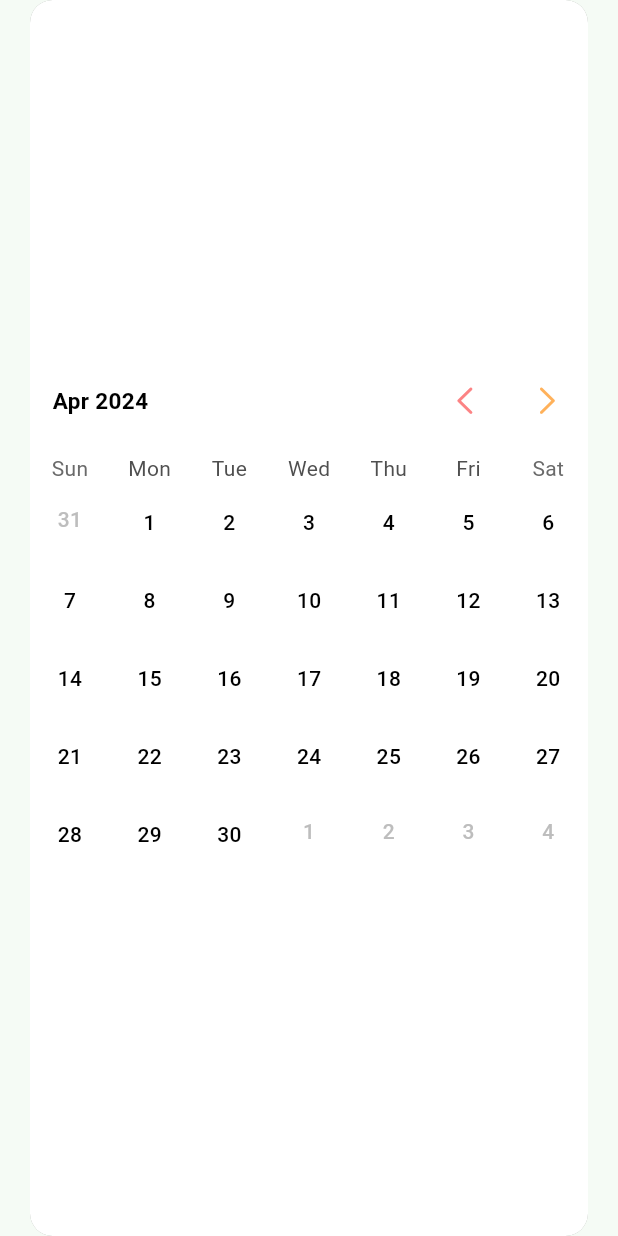
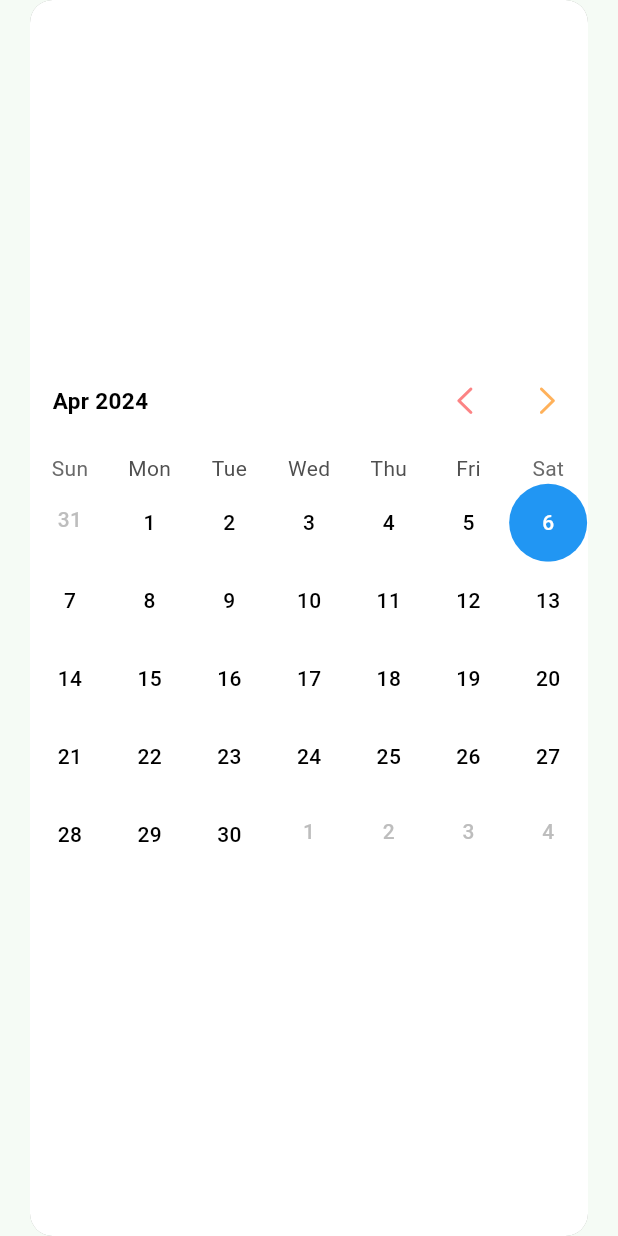
Before and after one commit to UnidboxIT/UnidboxApp, a Flutter app: the MonthlyCalendarViewWidget widget shown alone on an empty page, opened directly, after a tap on an icon or button, on a phone screen of 412 x 824 dp. Run offline on Flutter 3.47's test engine with Material 3 defaults, Android fonts, the light colour scheme and no system bars; drawn by our look-alikes of table_calendar; our stand-ins replace cached_network_image, dropdown_button2, focus_detector_v2, get, get_storage, image_picker and 3 more; missing offline and left inert: syncfusion_flutter_barcodes; accounts and stored records are empty; network calls fail.

Commit message:
calendar

```diff
--- a/lib/views/screens/calendar_screens/widgets/monthly_calendar_view_widget.dart
+++ b/lib/views/screens/calendar_screens/widgets/monthly_calendar_view_widget.dart
@@ -1,7 +1,9 @@
 import 'package:flutter/cupertino.dart';
 import 'package:flutter/material.dart';
+import 'package:get/get.dart';
 import 'package:intl/intl.dart';
 import 'package:table_calendar/table_calendar.dart';
+import 'package:unidbox_app/controllers/calendar_controllers/calendar_controller.dart';
 import 'package:unidbox_app/utils/constant/app_color.dart';
 import 'package:unidbox_app/views/widgets/text_widget.dart';
 
@@ -14,10 +16,9 @@ class MonthlyCalendarViewWidget extends StatefulWidget {
 }
 
 class _MonthlyCalendarViewWidgetState extends State<MonthlyCalendarViewWidget> {
-  DateTime focusedDay = DateTime.now();
-
   @override
   Widget build(BuildContext context) {
+    return GetBuilder<CalendarController>(builder: (controller) {
       return Padding(
         padding: const EdgeInsets.only(left: 20, right: 20),
         child: ClipRRect(
@@ -35,10 +36,9 @@ class _MonthlyCalendarViewWidgetState extends State<MonthlyCalendarViewWidget> {
                   ),
                 ]),
             child: TableCalendar(
-            // firstDay: DateTime.utc(2010, 10, 16),
               firstDay: DateTime.utc(2023),
               lastDay: DateTime.now().add(const Duration(days: 365)),
-            focusedDay: focusedDay,
+              focusedDay: controller.focusedDay,
               calendarFormat: CalendarFormat.month,
               headerVisible: true,
               daysOfWeekHeight: 20,
@@ -48,6 +48,13 @@ class _MonthlyCalendarViewWidgetState extends State<MonthlyCalendarViewWidget> {
                 titleCentered: false,
                 formatButtonVisible: false,
               ),
+              onDaySelected: (selectedDay, focusedDay) {
+                controller.updateSelectedDateTime(selectedDay);
+                Get.find<CalendarController>().jobOrderByDateRate(
+                  DateFormat('yyyy-MM-dd').format(selectedDay),
+                  DateFormat('yyyy-MM-dd').format(focusedDay),
+                );
+              },
               calendarBuilders: CalendarBuilders(
                 headerTitleBuilder: (context, day) {
                   return Padding(
@@ -71,10 +78,10 @@ class _MonthlyCalendarViewWidgetState extends State<MonthlyCalendarViewWidget> {
                         GestureDetector(
                           onTap: () {
                             setState(() {
-                            focusedDay = DateTime.utc(
-                              focusedDay.year,
-                              focusedDay.month - 1,
-                              focusedDay.day,
+                              controller.focusedDay = DateTime.utc(
+                                controller.focusedDay.year,
+                                controller.focusedDay.month - 1,
+                                controller.focusedDay.day,
                               );
                             });
                           },
@@ -93,10 +100,10 @@ class _MonthlyCalendarViewWidgetState extends State<MonthlyCalendarViewWidget> {
                         GestureDetector(
                           onTap: () {
                             setState(() {
-                            focusedDay = DateTime.utc(
-                              focusedDay.year,
-                              focusedDay.month + 1,
-                              focusedDay.day,
+                              controller.focusedDay = DateTime.utc(
+                                controller.focusedDay.year,
+                                controller.focusedDay.month + 1,
+                                controller.focusedDay.day,
                               );
                             });
                           },
@@ -142,14 +149,21 @@ class _MonthlyCalendarViewWidgetState extends State<MonthlyCalendarViewWidget> {
                     height: 40,
                     width: 40,
                     alignment: Alignment.center,
-                  decoration: const BoxDecoration(
-                      shape: BoxShape.circle, color: Colors.white),
+                    decoration: BoxDecoration(
+                        shape: BoxShape.circle,
+                        color: day.day == controller.selectedDay?.day
+                            ? Colors.blue
+                            : Colors.white),
                     child: Column(
                       mainAxisSize: MainAxisSize.min,
                       crossAxisAlignment: CrossAxisAlignment.center,
                       children: [
-                      textWidget(day.day.toString()),
-                      differenceInDays < 4 && day.month == DateTime.now().month
+                        textWidget(day.day.toString(),
+                            color: day.day == controller.selectedDay?.day
+                                ? Colors.white
+                                : Colors.black),
+                        differenceInDays < 4 &&
+                                day.month == DateTime.now().month
                             ? Container(
                                 width: 5,
                                 height: 5,
@@ -169,13 +183,18 @@ class _MonthlyCalendarViewWidgetState extends State<MonthlyCalendarViewWidget> {
                     alignment: Alignment.center,
                     decoration: BoxDecoration(
                       shape: BoxShape.circle,
-                    color: Colors.lightBlueAccent.withOpacity(0.15),
+                      color: day.day == controller.selectedDay?.day
+                          ? Colors.blue
+                          : Colors.lightBlueAccent.withOpacity(0.15),
                     ),
                     child: Column(
                       mainAxisSize: MainAxisSize.min,
                       crossAxisAlignment: CrossAxisAlignment.center,
                       children: [
-                      textWidget(day.day.toString()),
+                        textWidget(day.day.toString(),
+                            color: day.day == controller.selectedDay?.day
+                                ? Colors.white
+                                : Colors.black),
                         Container(
                           width: 5,
                           height: 5,
@@ -193,21 +212,22 @@ class _MonthlyCalendarViewWidgetState extends State<MonthlyCalendarViewWidget> {
           ),
         ),
       );
+    });
   }
 
-  Future<void> _selectDate(BuildContext context) async {
-    final DateTime? picked = await showDatePicker(
-      context: context,
-      initialDate: focusedDay,
-      firstDate: DateTime(2010, 10),
-      lastDate: DateTime(2030, 3),
-      initialDatePickerMode: DatePickerMode.year,
-    );
+  // Future<void> _selectDate(BuildContext context) async {
+  //   final DateTime? picked = await showDatePicker(
+  //     context: context,
+  //     initialDate: focusedDay,
+  //     firstDate: DateTime(2010, 10),
+  //     lastDate: DateTime(2030, 3),
+  //     initialDatePickerMode: DatePickerMode.year,
+  //   );
 
-    if (picked != focusedDay) {
-      setState(() {
-        focusedDay = picked!;
-      });
+  //   if (picked != focusedDay) {
+  //     setState(() {
+  //       focusedDay = picked!;
+  //     });
+  //   }
+  // }
 }
-  }
-}
```
Also changed, not shown: lib/controllers/calendar_controllers/calendar_controller.dart (+8 -2 lines), lib/views/screens/calendar_screens/calendar_screen.dart (+6 -4 lines), lib/views/screens/calendar_screens/widgets/calendar_handyman_assign.dart (+5 -6 lines). Lines whose indentation alone changed are shown as unchanged.
